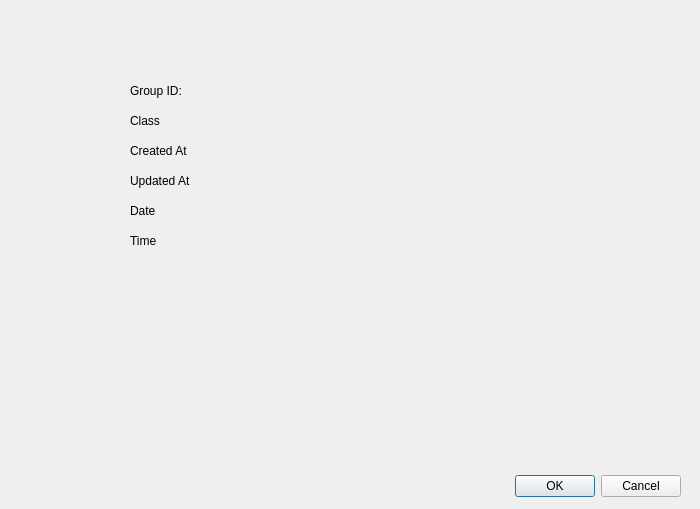
Qt form StudyGroupFormer/GroupInfo.ui (vu035/StudyGroupApp) before a commit.
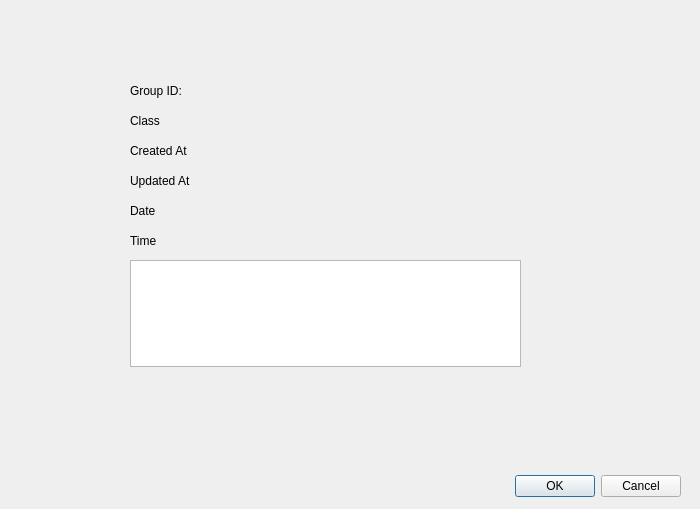
The same form after that commit.

Commit message: Added a new uneditable text box to GroupInfo.ui to display the discription of the groups entered in by the user. In AppWindow.cpp, added in a text box for a user to enter in a group description. Also added in a condition, where a user cant create a group leaving in the group description section empty.

```diff
--- a/StudyGroupFormer/GroupInfo.ui
+++ b/StudyGroupFormer/GroupInfo.ui
@@ -185,6 +185,16 @@
     <string>Time</string>
    </property>
   </widget>
+  <widget class="QTextEdit" name="courseDescription">
+   <property name="geometry">
+    <rect>
+     <x>130</x>
+     <y>260</y>
+     <width>391</width>
+     <height>107</height>
+    </rect>
+   </property>
+  </widget>
  </widget>
  <resources/>
  <connections>
```
The commit also changes 7 other files.
